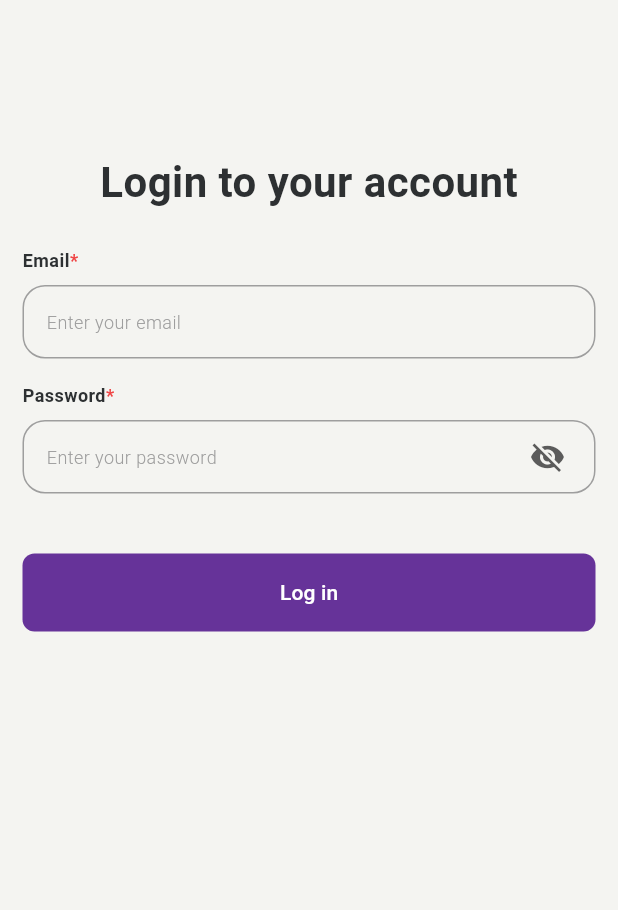
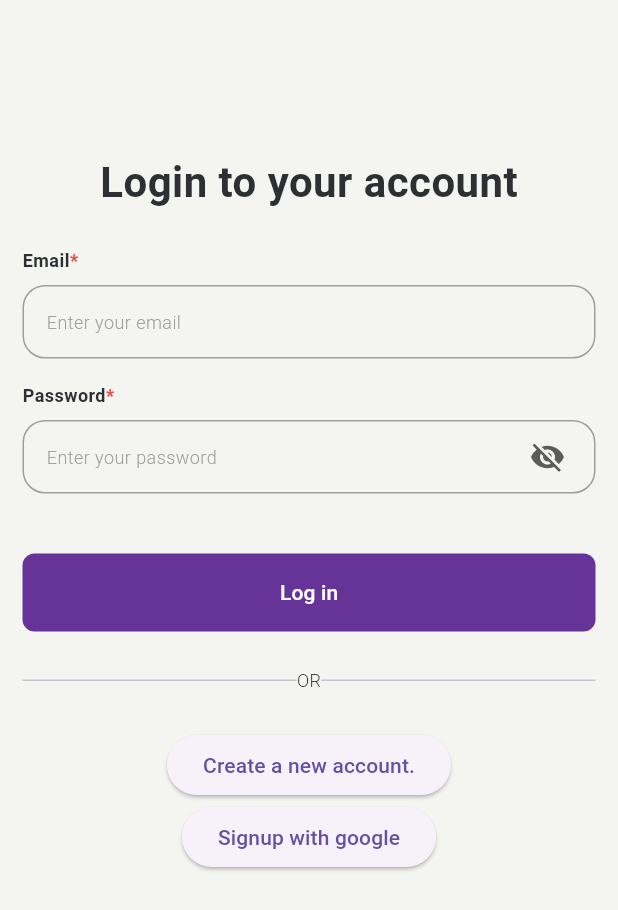
Before and after one commit to diwashrai469/chat_app, a Flutter app: the screen it shows after launch, on a phone screen of 412 x 824 dp. Shown: the top 910 px of the screen. Run offline on Flutter 3.47's test engine with Material 3 defaults, Android fonts, the phone set to English and light mode, and no system bars; drawn by our look-alikes of oktoast; our stand-ins replace auto_route, firebase_auth, firebase_core, get, get_it, get_storage and 2 more; accounts and stored records are empty; Roboto replaces fonts that are missing (Poppins).

Commit message:
google signup

```diff
--- a/lib/modules/features/login/view/login_view.dart
+++ b/lib/modules/features/login/view/login_view.dart
@@ -4,6 +4,8 @@ import 'package:chat_app/common/constant/ui_helpers.dart';
 import 'package:chat_app/common/widgets/k_button.dart';
 import 'package:chat_app/common/widgets/k_textformfield.dart';
 import 'package:chat_app/core/injection/injection.dart';
+import 'package:chat_app/core/routes/app_routes.dart';
+import 'package:chat_app/core/routes/app_routes.gr.dart';
 import 'package:chat_app/modules/features/sign_up/auth/auth_service.dart';
 import 'package:flutter/material.dart';
 
@@ -20,6 +22,7 @@ class _SignUpViewState extends State<LoginView> {
   TextEditingController passwordController = TextEditingController();
   bool isloading = false;
   var authService = locator<AuthService>();
+  var routes = locator<AppRoutes>();
 
   @override
   Widget build(BuildContext context) {
@@ -74,7 +77,27 @@ class _SignUpViewState extends State<LoginView> {
                     },
                   );
                 },
-              )
+              ),
+              lHeightSpan,
+              const Row(
+                children: <Widget>[
+                  Expanded(child: Divider()),
+                  Text("OR"),
+                  Expanded(child: Divider()),
+                ],
+              ),
+              lHeightSpan,
+              ElevatedButton(
+                onPressed: () {
+                  routes.push(const SignUpView());
+                },
+                child: const Text("Create a new account."),
+              ),
+              ElevatedButton(
+                  onPressed: () {
+                    authService.signInWithGoogle();
+                  },
+                  child: const Text("Signup with google"))
             ],
           ),
         ),
--- a/lib/modules/features/private_chat_heads/view/private_chat_heads_view.dart
+++ b/lib/modules/features/private_chat_heads/view/private_chat_heads_view.dart
@@ -1,6 +1,7 @@
 import 'package:auto_route/auto_route.dart';
 import 'package:chat_app/common/constant/app_dimens.dart';
 import 'package:chat_app/common/constant/ui_helpers.dart';
+import 'package:chat_app/core/services/local_storage.dart';
 import 'package:flutter/material.dart';
 
 @RoutePage()
@@ -19,6 +20,11 @@ class PrivateChatHeadsView extends StatelessWidget {
         ),
         body: Column(
           children: [
+            ElevatedButton(
+                onPressed: () {
+                  LocalStorageService().clear("acessToken");
+                },
+                child: Text("clear token")),
             sHeightSpan,
             Expanded(
               child: ListView.builder(
--- a/pubspec.yaml
+++ b/pubspec.yaml
@@ -24,6 +24,7 @@ dependencies:
   bloc: ^8.1.2
   injectable: ^2.3.2
   firebase_auth: ^4.18.0
+  google_sign_in: ^6.2.1
 
 
 
```
Also changed, not shown: lib/modules/features/sign_up/auth/auth_service.dart (+24 -0 lines), pubspec.lock, 5 other files.
